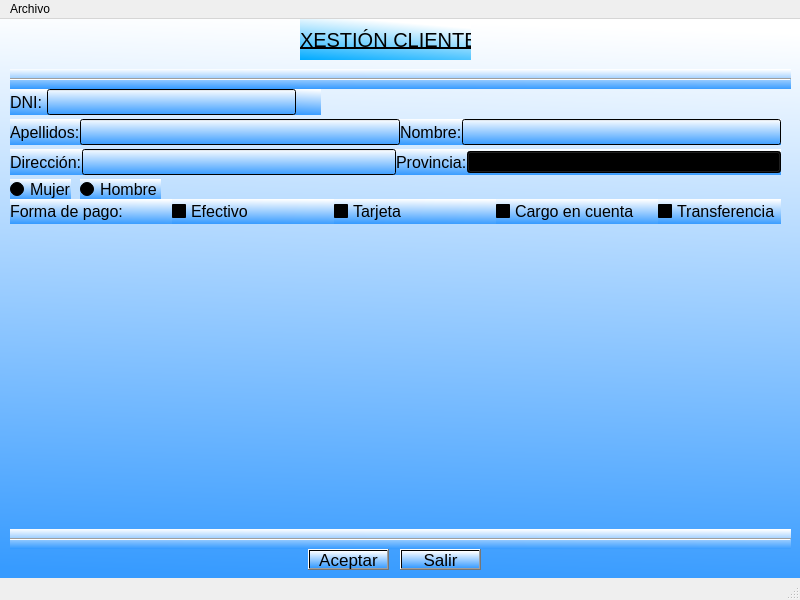
Qt form prueba.ui (solglez/gonzalezescolar) before a commit.
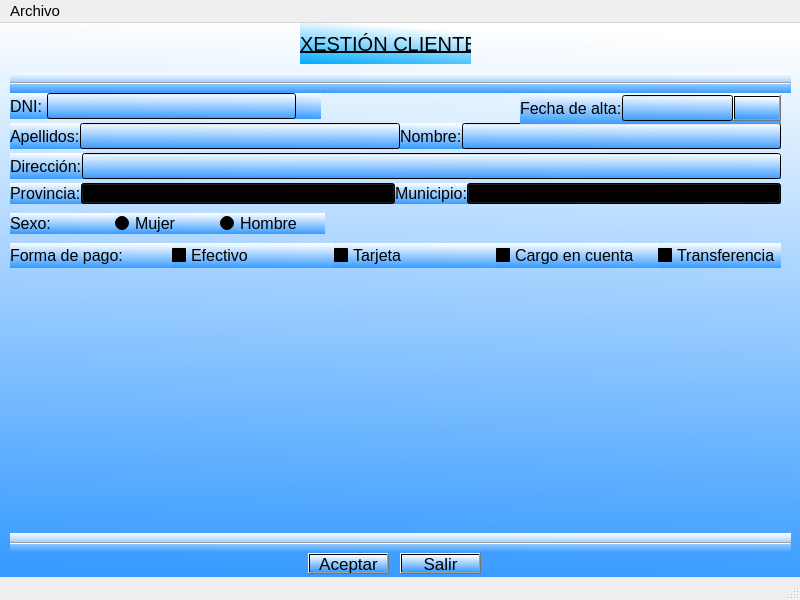
The same form after that commit. Icons and pictures are not drawn.

Commit message: Empezamos lo de provincia, municipio y fecha de alta.

Patch:
```diff
--- a/prueba.ui
+++ b/prueba.ui
@@ -22,6 +22,11 @@
     <height>600</height>
    </size>
   </property>
+  <property name="font">
+   <font>
+    <pointsize>11</pointsize>
+   </font>
+  </property>
   <property name="windowTitle">
    <string>IMPORT - EXPORT TEIS</string>
   </property>
@@ -436,34 +441,6 @@
        </property>
       </widget>
      </item>
-     <item>
-      <widget class="QLabel" name="lblPro">
-       <property name="sizePolicy">
-        <sizepolicy hsizetype="Preferred" vsizetype="Preferred">
-         <horstretch>0</horstretch>
-         <verstretch>0</verstretch>
-        </sizepolicy>
-       </property>
-       <property name="font">
-        <font>
-         <pointsize>12</pointsize>
-        </font>
-       </property>
-       <property name="text">
-        <string>Provincia:</string>
-       </property>
-      </widget>
-     </item>
-     <item>
-      <widget class="QComboBox" name="cmbPro">
-       <property name="sizePolicy">
-        <sizepolicy hsizetype="Expanding" vsizetype="Fixed">
-         <horstretch>0</horstretch>
-         <verstretch>0</verstretch>
-        </sizepolicy>
-       </property>
-      </widget>
-     </item>
     </layout>
    </widget>
    <widget class="Line" name="line">
@@ -482,53 +459,11 @@
      <enum>Qt::Horizontal</enum>
     </property>
    </widget>
-   <widget class="QRadioButton" name="rbtFem">
-    <property name="geometry">
-     <rect>
-      <x>10</x>
-      <y>160</y>
-      <width>61</width>
-      <height>21</height>
-     </rect>
-    </property>
-    <property name="font">
-     <font>
-      <pointsize>12</pointsize>
-     </font>
-    </property>
-    <property name="text">
-     <string>Mujer</string>
-    </property>
-    <attribute name="buttonGroup">
-     <string notr="true">rbtGroupSex</string>
-    </attribute>
-   </widget>
-   <widget class="QRadioButton" name="rbtHom">
-    <property name="geometry">
-     <rect>
-      <x>80</x>
-      <y>160</y>
-      <width>81</width>
-      <height>21</height>
-     </rect>
-    </property>
-    <property name="font">
-     <font>
-      <pointsize>12</pointsize>
-     </font>
-    </property>
-    <property name="text">
-     <string>Hombre</string>
-    </property>
-    <attribute name="buttonGroup">
-     <string notr="true">rbtGroupSex</string>
-    </attribute>
-   </widget>
    <widget class="QWidget" name="horizontalLayoutWidget_4">
     <property name="geometry">
      <rect>
       <x>10</x>
-      <y>180</y>
+      <y>220</y>
       <width>771</width>
       <height>25</height>
      </rect>
@@ -681,6 +616,187 @@
      <enum>Qt::Horizontal</enum>
     </property>
    </widget>
+   <widget class="QWidget" name="horizontalLayoutWidget_5">
+    <property name="geometry">
+     <rect>
+      <x>10</x>
+      <y>190</y>
+      <width>315</width>
+      <height>21</height>
+     </rect>
+    </property>
+    <layout class="QHBoxLayout" name="horizontalLayout_5">
+     <property name="spacing">
+      <number>0</number>
+     </property>
+     <item>
+      <widget class="QLabel" name="lblSexo">
+       <property name="font">
+        <font>
+         <pointsize>12</pointsize>
+        </font>
+       </property>
+       <property name="text">
+        <string>Sexo:</string>
+       </property>
+      </widget>
+     </item>
+     <item>
+      <widget class="QRadioButton" name="rbtFem">
+       <property name="font">
+        <font>
+         <pointsize>12</pointsize>
+        </font>
+       </property>
+       <property name="text">
+        <string>Mujer</string>
+       </property>
+       <attribute name="buttonGroup">
+        <string notr="true">rbtGroupSex</string>
+       </attribute>
+      </widget>
+     </item>
+     <item>
+      <widget class="QRadioButton" name="rbtHom">
+       <property name="font">
+        <font>
+         <pointsize>12</pointsize>
+        </font>
+       </property>
+       <property name="text">
+        <string>Hombre</string>
+       </property>
+       <attribute name="buttonGroup">
+        <string notr="true">rbtGroupSex</string>
+       </attribute>
+      </widget>
+     </item>
+    </layout>
+   </widget>
+   <widget class="QWidget" name="horizontalLayoutWidget_6">
+    <property name="geometry">
+     <rect>
+      <x>10</x>
+      <y>160</y>
+      <width>771</width>
+      <height>21</height>
+     </rect>
+    </property>
+    <layout class="QHBoxLayout" name="horizontalLayout_6">
+     <property name="spacing">
+      <number>0</number>
+     </property>
+     <item>
+      <widget class="QLabel" name="lblPro">
+       <property name="sizePolicy">
+        <sizepolicy hsizetype="Preferred" vsizetype="Preferred">
+         <horstretch>0</horstretch>
+         <verstretch>0</verstretch>
+        </sizepolicy>
+       </property>
+       <property name="font">
+        <font>
+         <pointsize>12</pointsize>
+        </font>
+       </property>
+       <property name="text">
+        <string>Provincia:</string>
+       </property>
+      </widget>
+     </item>
+     <item>
+      <widget class="QComboBox" name="cmbProv">
+       <property name="sizePolicy">
+        <sizepolicy hsizetype="Expanding" vsizetype="Fixed">
+         <horstretch>0</horstretch>
+         <verstretch>0</verstretch>
+        </sizepolicy>
+       </property>
+      </widget>
+     </item>
+     <item>
+      <widget class="QLabel" name="lblMun">
+       <property name="sizePolicy">
+        <sizepolicy hsizetype="Preferred" vsizetype="Preferred">
+         <horstretch>0</horstretch>
+         <verstretch>0</verstretch>
+        </sizepolicy>
+       </property>
+       <property name="font">
+        <font>
+         <pointsize>12</pointsize>
+        </font>
+       </property>
+       <property name="text">
+        <string>Municipio:</string>
+       </property>
+      </widget>
+     </item>
+     <item>
+      <widget class="QComboBox" name="cmbMun">
+       <property name="sizePolicy">
+        <sizepolicy hsizetype="Expanding" vsizetype="Fixed">
+         <horstretch>0</horstretch>
+         <verstretch>0</verstretch>
+        </sizepolicy>
+       </property>
+      </widget>
+     </item>
+    </layout>
+   </widget>
+   <widget class="QWidget" name="horizontalLayoutWidget_7">
+    <property name="geometry">
+     <rect>
+      <x>520</x>
+      <y>70</y>
+      <width>261</width>
+      <height>31</height>
+     </rect>
+    </property>
+    <layout class="QHBoxLayout" name="horizontalLayout_7">
+     <property name="spacing">
+      <number>0</number>
+     </property>
+     <item>
+      <widget class="QLabel" name="lblAlta">
+       <property name="font">
+        <font>
+         <pointsize>12</pointsize>
+        </font>
+       </property>
+       <property name="text">
+        <string>Fecha de alta:</string>
+       </property>
+      </widget>
+     </item>
+     <item>
+      <widget class="QLineEdit" name="txtAlta">
+       <property name="font">
+        <font>
+         <pointsize>11</pointsize>
+        </font>
+       </property>
+      </widget>
+     </item>
+     <item>
+      <widget class="QPushButton" name="btnAlta">
+       <property name="text">
+        <string/>
+       </property>
+       <property name="icon">
+        <iconset>
+         <normaloff>../../Desktop/iconoCal1.png</normaloff>../../Desktop/iconoCal1.png</iconset>
+       </property>
+       <property name="iconSize">
+        <size>
+         <width>16</width>
+         <height>16</height>
+        </size>
+       </property>
+      </widget>
+     </item>
+    </layout>
+   </widget>
   </widget>
   <widget class="QStatusBar" name="statusbar"/>
   <widget class="QMenuBar" name="menubar">
@@ -689,7 +805,7 @@
      <x>0</x>
      <y>0</y>
      <width>800</width>
-     <height>21</height>
+     <height>26</height>
     </rect>
    </property>
    <widget class="QMenu" name="menuArchivo">
```
Left out of the diff: 2 changed lines with no effect on the pictures. The commit also changes 3 other files.
